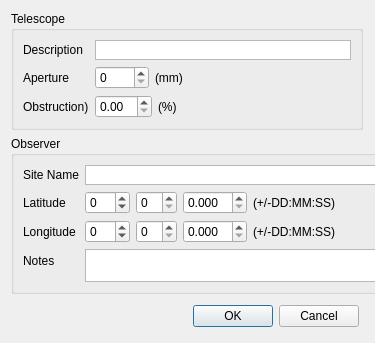
Above: resources/pyastroimageview/uic/general_settings.ui from PythonAstroimagingSuite/pyastroimageview before the change. Below: the same form after it.
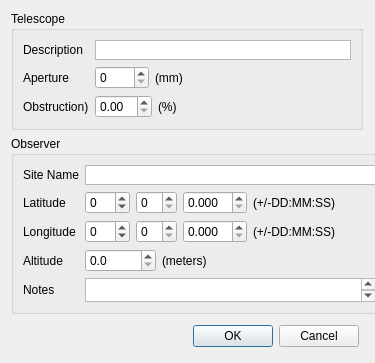
That is the form after the change.

Commit message: Implemented general settings and also save device driver choices

The edit to the form file:
```diff
--- a/resources/pyastroimageview/uic/general_settings.ui
+++ b/resources/pyastroimageview/uic/general_settings.ui
@@ -180,15 +180,15 @@
         </item>
        </layout>
       </item>
-      <item row="3" column="0">
+      <item row="4" column="0">
        <widget class="QLabel" name="label_7">
         <property name="text">
          <string>Notes</string>
         </property>
        </widget>
       </item>
-      <item row="3" column="1">
-       <widget class="QPlainTextEdit" name="plainTextEdit_3">
+      <item row="4" column="1">
+       <widget class="QPlainTextEdit" name="observer_notes">
         <property name="minimumSize">
          <size>
           <width>0</width>
@@ -206,6 +206,47 @@
         </property>
        </widget>
       </item>
+      <item row="3" column="0">
+       <widget class="QLabel" name="label_12">
+        <property name="text">
+         <string>Altitude</string>
+        </property>
+       </widget>
+      </item>
+      <item row="3" column="1">
+       <layout class="QHBoxLayout" name="horizontalLayout_6">
+        <item>
+         <widget class="QDoubleSpinBox" name="location_altitude">
+          <property name="decimals">
+           <number>1</number>
+          </property>
+          <property name="maximum">
+           <double>10000.000000000000000</double>
+          </property>
+         </widget>
+        </item>
+        <item>
+         <widget class="QLabel" name="label_13">
+          <property name="text">
+           <string>(meters)</string>
+          </property>
+         </widget>
+        </item>
+        <item>
+         <spacer name="horizontalSpacer_6">
+          <property name="orientation">
+           <enum>Qt::Horizontal</enum>
+          </property>
+          <property name="sizeHint" stdset="0">
+           <size>
+            <width>40</width>
+            <height>20</height>
+           </size>
+          </property>
+         </spacer>
+        </item>
+       </layout>
+      </item>
      </layout>
     </widget>
    </item>
```
Left out of the diff: 51 changed lines with no effect on the pictures. The commit also changes 11 other files.
